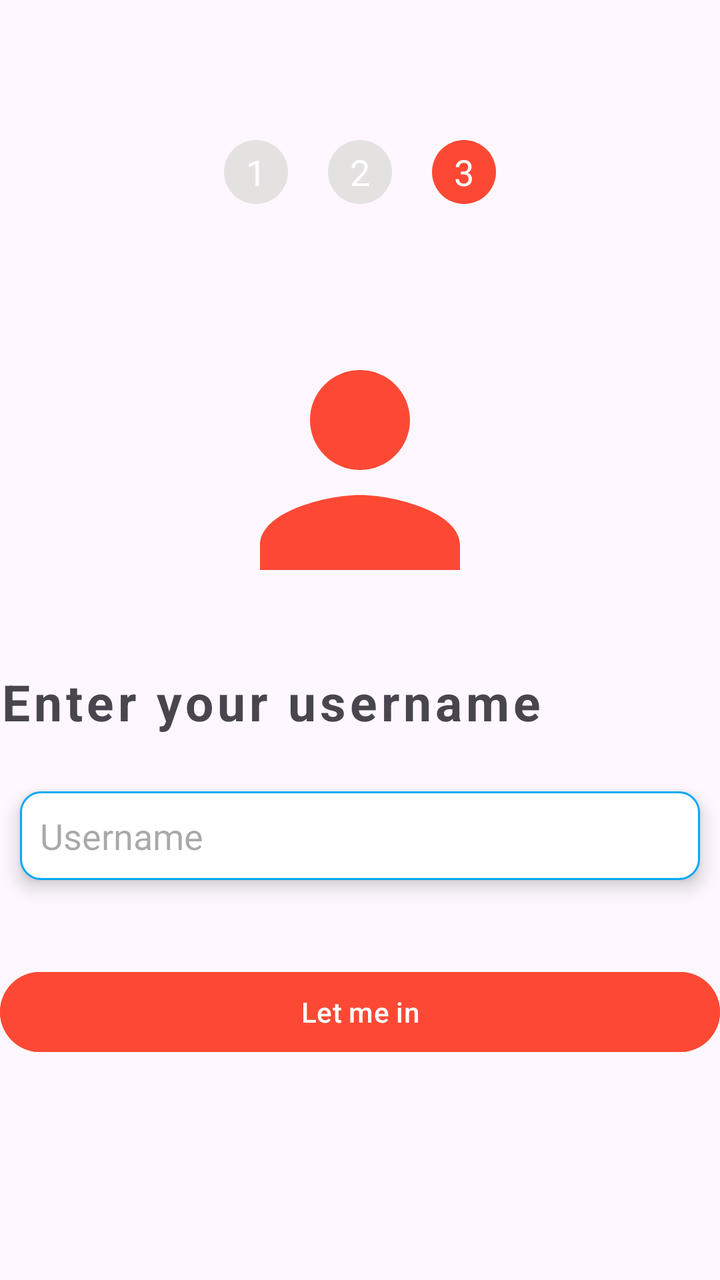
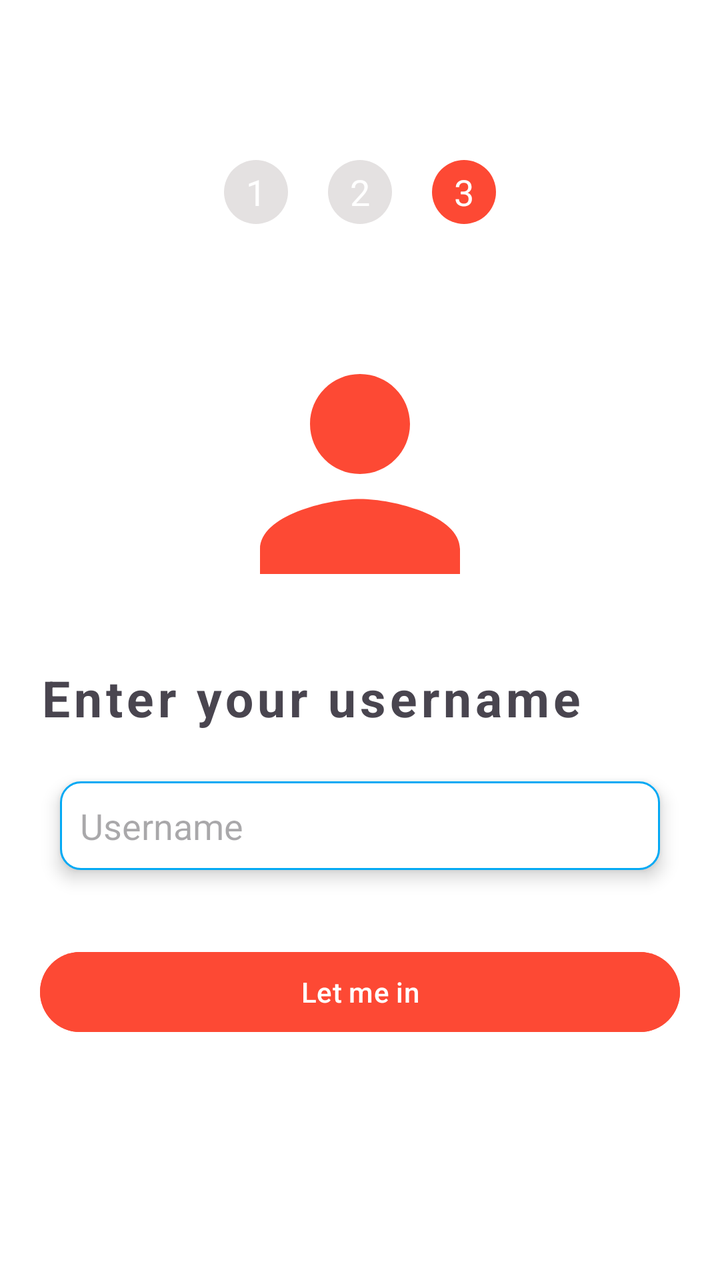

Two renders of the same Android screen: before a commit and after it. Below are the layout's source before the change and the commit's diff.
<!-- AndroidManifest.xml: application theme Theme.LifePluse -->
<!-- res/layout/activity_login_username.xml -->
<?xml version="1.0" encoding="utf-8"?>
<LinearLayout xmlns:android="http://schemas.android.com/apk/res/android"
    xmlns:app="http://schemas.android.com/apk/res-auto"
    xmlns:tools="http://schemas.android.com/tools"
    android:layout_width="match_parent"
    android:layout_height="match_parent"
    android:layout_margin="20dp"
    android:gravity="center"
    android:orientation="vertical"
    android:weightSum="100"
    tools:context=".activity.LoginUsernameActivity">

    <LinearLayout
        android:layout_width="match_parent"
        android:layout_height="wrap_content"
        android:layout_weight="20"
        android:gravity="center">

        <RelativeLayout
            android:layout_width="32dp"
            android:layout_height="32dp"
            android:layout_margin="10dp"
            android:background="@drawable/circular_bg"
            android:backgroundTint="@color/view_bg">

            <TextView
                android:layout_width="wrap_content"
                android:layout_height="wrap_content"
                android:layout_centerInParent="true"
                android:text="1"
                android:textColor="@color/white"
                android:textSize="18sp" />
        </RelativeLayout>

        <RelativeLayout
            android:layout_width="32dp"
            android:layout_height="32dp"
            android:layout_margin="10dp"
            android:background="@drawable/circular_bg"
            android:backgroundTint="@color/view_bg">

            <TextView
                android:layout_width="wrap_content"
                android:layout_height="wrap_content"
                android:layout_centerInParent="true"
                android:text="2"
                android:textColor="@color/white"
                android:textSize="18sp" />
        </RelativeLayout>

        <RelativeLayout
            android:layout_width="32dp"
            android:layout_height="32dp"
            android:layout_margin="10dp"
            android:background="@drawable/circular_bg"
            android:backgroundTint="@color/blood_splashbg">

            <TextView
                android:layout_width="wrap_content"
                android:layout_height="wrap_content"
                android:layout_centerInParent="true"
                android:text="3"
                android:textColor="@color/white"
                android:textSize="18sp" />
        </RelativeLayout>
    </LinearLayout>

    <ImageView
        android:layout_width="150dp"
        android:layout_height="150dp"
        android:layout_weight="20"
        android:src="@drawable/person_icon"
        app:tint="@color/blood_splashbg" />

    <TextView
        android:layout_width="match_parent"
        android:layout_height="wrap_content"
        android:layout_gravity="center_vertical"
        android:layout_weight="5"
        android:letterSpacing="0.08"
        android:text="Enter your username"
        android:textSize="25sp"
        android:textStyle="bold" />

    <LinearLayout
        android:layout_width="match_parent"
        android:layout_height="wrap_content"
        android:layout_weight="5"
        android:gravity="center"
        android:orientation="horizontal">


        <EditText
            android:id="@+id/login_username"
            android:layout_width="match_parent"
            android:layout_height="wrap_content"
            android:layout_margin="10dp"
            android:background="@drawable/edit_text_rounded_corner"
            android:elevation="5dp"
            android:hint="Username"
            android:inputType="text"
            android:padding="10dp" />

    </LinearLayout>

    <LinearLayout
        android:layout_width="match_parent"
        android:layout_height="100dp"
        android:layout_weight="20"
        android:gravity="center_vertical"
        android:orientation="vertical">

        <Button
            android:id="@+id/login_let_me_in_btn"
            android:layout_width="match_parent"
            android:layout_height="wrap_content"
            android:backgroundTint="@color/blood_splashbg"
            android:text="Let me in" />

        <ProgressBar
            android:id="@+id/login_progress_bar"
            android:layout_width="32dp"
            android:layout_height="wrap_content"
            android:layout_gravity="center"
            android:indeterminateTint="@color/blood_splashbg" />
    </LinearLayout>

</LinearLayout>
<!-- resources referenced by this layout -->
<resources>
  <color name="blood_splashbg">#FD4934</color>
  <color name="view_bg">#E4E1E1</color>
  <color name="white">#FFFFFFFF</color>
  <!-- drawable circular_bg (drawable) -->
  <?xml version="1.0" encoding="utf-8"?>
  <shape android:shape="oval" xmlns:android="http://schemas.android.com/apk/res/android">
  
  </shape>
  <!-- drawable edit_text_rounded_corner (drawable) -->
  <?xml version="1.0" encoding="utf-8"?>
  <shape android:shape="rectangle" xmlns:android="http://schemas.android.com/apk/res/android">
  
      <stroke android:width="1dp" android:color="@color/button_bg"/>
      <corners android:radius="10dp"/>
      <solid android:color="@color/white"/>
  </shape>
  <!-- drawable person_icon (drawable) -->
  <vector android:height="100dp" android:tint="#000000"
      android:viewportHeight="24" android:viewportWidth="24"
      android:width="100dp" xmlns:android="http://schemas.android.com/apk/res/android">
      <path android:fillColor="@android:color/white" android:pathData="M12,12c2.21,0 4,-1.79 4,-4s-1.79,-4 -4,-4 -4,1.79 -4,4 1.79,4 4,4zM12,14c-2.67,0 -8,1.34 -8,4v2h16v-2c0,-2.66 -5.33,-4 -8,-4z"/>
  </vector>
  <style name="Theme.LifePluse" parent="Base.Theme.LifePluse" />
  <color name="button_bg">#03A9F4</color>
  <style name="Base.Theme.LifePluse" parent="Theme.Material3.DayNight.NoActionBar">
          
  
          <item name="android:windowIsTranslucent">true</item>
  
          <item name="colorPrimary">@color/status_bar</item>
      </style>
  <color name="status_bar">#018E85</color>
</resources>

<!-- the commit's change to res/layout/activity_login_username.xml (unified diff, before → after) -->
@@ -4,10 +4,11 @@
     xmlns:tools="http://schemas.android.com/tools"
     android:layout_width="match_parent"
     android:layout_height="match_parent"
-    android:layout_margin="20dp"
     android:gravity="center"
     android:orientation="vertical"
     android:weightSum="100"
+    android:padding="20dp"
+    android:background="@color/white"
     tools:context=".activity.LoginUsernameActivity">
 
     <LinearLayout
@@ -114,6 +115,7 @@
             android:id="@+id/login_let_me_in_btn"
             android:layout_width="match_parent"
             android:layout_height="wrap_content"
+            android:textColor="@color/white"
             android:backgroundTint="@color/blood_splashbg"
             android:text="Let me in" />
 
